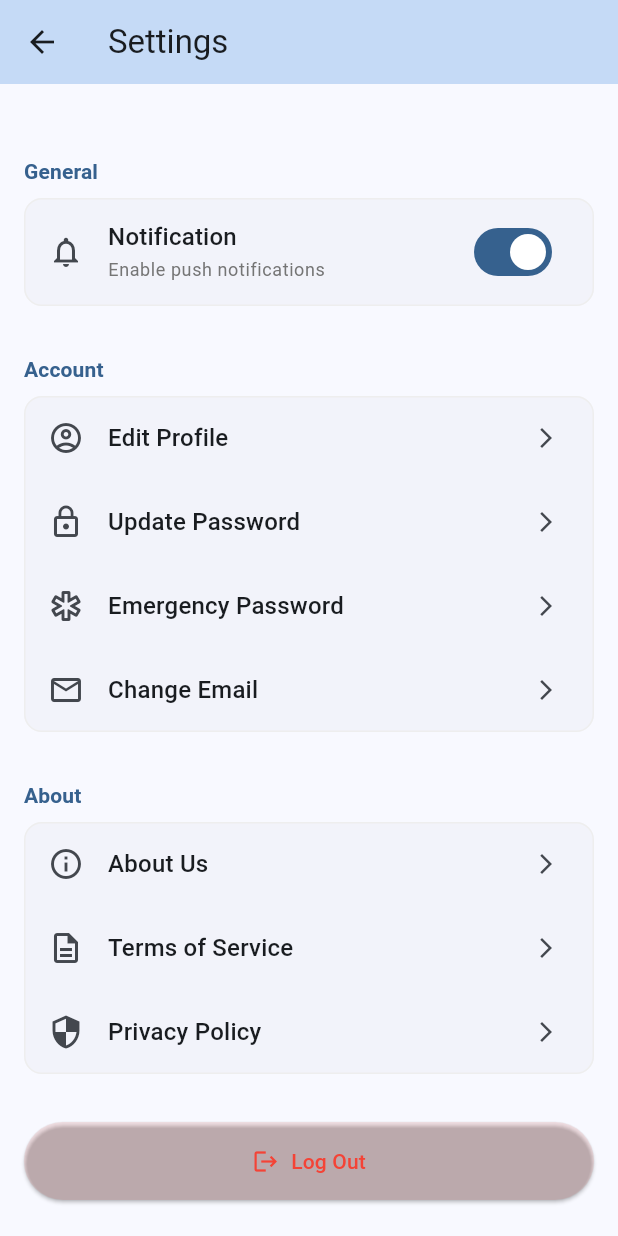
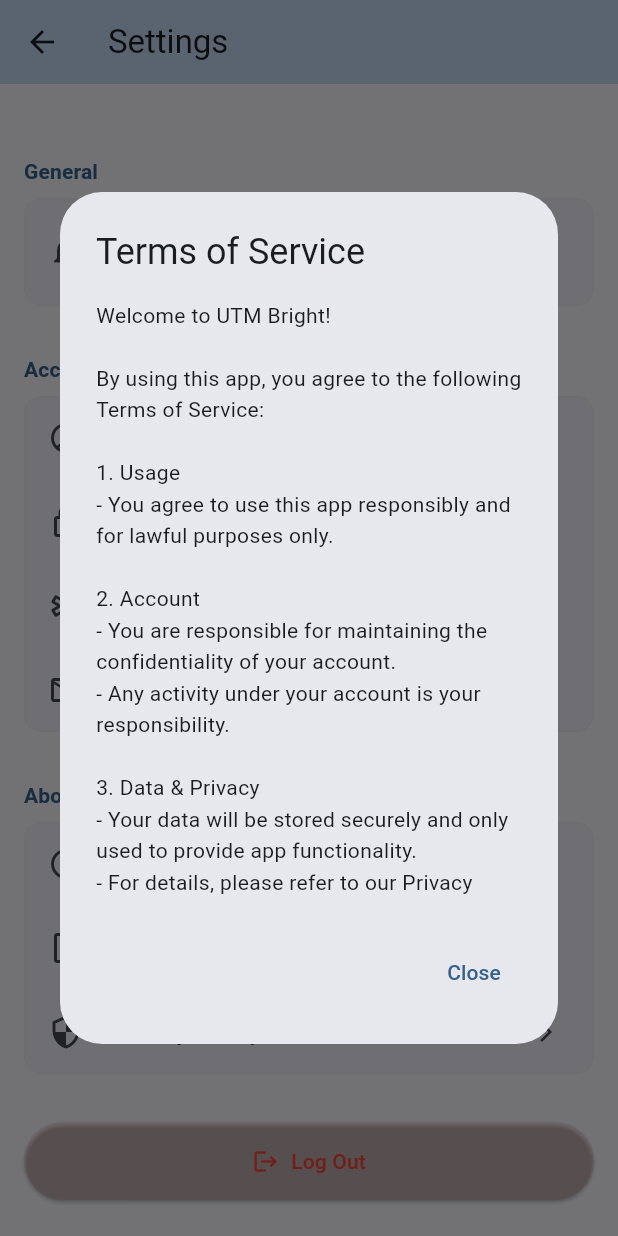
Before and after one commit to jiahui-1101/CodeNection, a Flutter app: the SettingsPage screen opened directly, scrolled down 84 dp, after a tap on "Terms of Service", on a phone screen of 412 x 824 dp. Run offline on Flutter 3.47's test engine with Material 3 defaults, Android fonts, the phone set to English and light mode, and no system bars; our stand-ins replace audioplayers, cached_network_image, cloud_firestore, file_picker, firebase_ai, firebase_auth and 13 more; missing offline and left inert: audio_session, flutter_sound; accounts and stored records are empty; network calls fail.

Commit message:
Term of Service

```diff
--- a/lib/SettingPage.dart
+++ b/lib/SettingPage.dart
@@ -560,7 +560,7 @@
                   title: Text('Terms of Service', style: titleStyle),
                   trailing: const Icon(Icons.arrow_forward_ios, size: 16),
                   onTap: () {
-                    // Navigate to terms of service
+                    _showTermsOfServiceDialog(context);
                   },
                 ),
                 ListTile(
@@ -968,6 +968,50 @@
     );
   }
 
+  void _showTermsOfServiceDialog(BuildContext context) {
+  showDialog(
+    context: context,
+    builder: (BuildContext context) {
+      return AlertDialog(
+        title: const Text("Terms of Service"),
+        content: SizedBox(
+          height: 400, // 限制高度，避免超出屏幕
+          child: SingleChildScrollView(
+            child: const Text(
+              "Welcome to UTM Bright!\n\n"
+              "By using this app, you agree to the following Terms of Service:\n\n"
+              "1. Usage\n"
+              "- You agree to use this app responsibly and for lawful purposes only.\n\n"
+              "2. Account\n"
+              "- You are responsible for maintaining the confidentiality of your account.\n"
+              "- Any activity under your account is your responsibility.\n\n"
+              "3. Data & Privacy\n"
+              "- Your data will be stored securely and only used to provide app functionality.\n"
+              "- For details, please refer to our Privacy Policy.\n\n"
+              "4. Limitations\n"
+              "- We are not responsible for damages resulting from misuse of this app.\n"
+              "- The service may change, be suspended, or stopped at any time.\n\n"
+              "5. Acceptance\n"
+              "- By continuing to use this app, you acknowledge that you have read and agree to these Terms.\n\n"
+              "---\n"
+              "If you have any questions, contact us at utmbright@gmail.com",
+              style: TextStyle(fontSize: 14, height: 1.5),
+            ),
+          ),
+        ),
+        actions: [
+          TextButton(
+            child: const Text("Close"),
+            onPressed: () {
+              Navigator.of(context).pop();
+            },
+          ),
+        ],
+      );
+    },
+  );
+}
+
   void _showLogoutDialog(BuildContext context) {
     showDialog(
       context: context,
```
Also changed, not shown: pubspec.lock.
